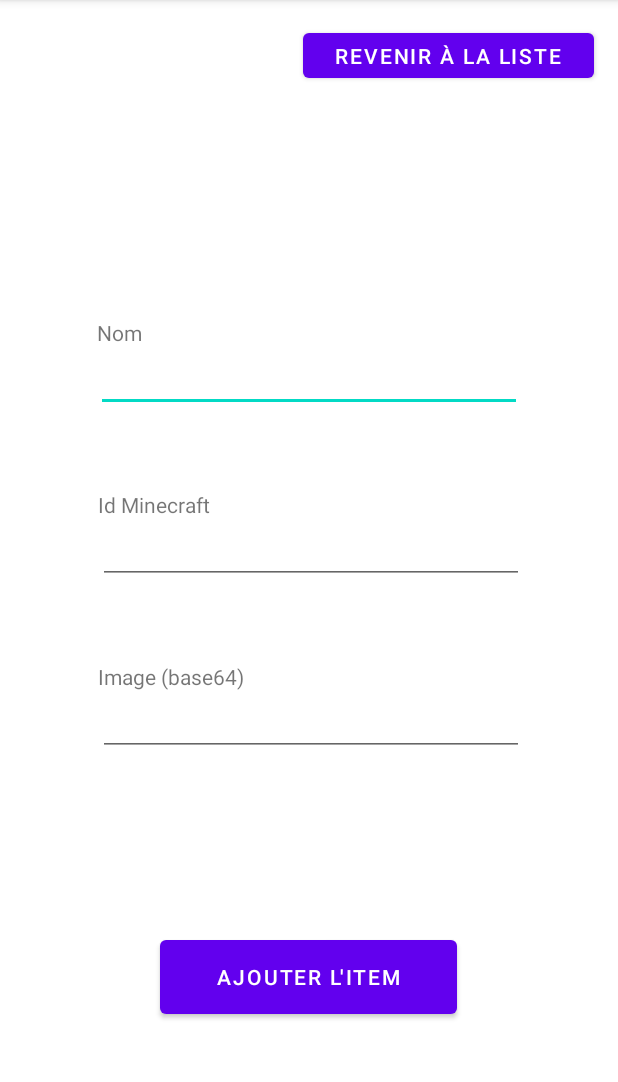
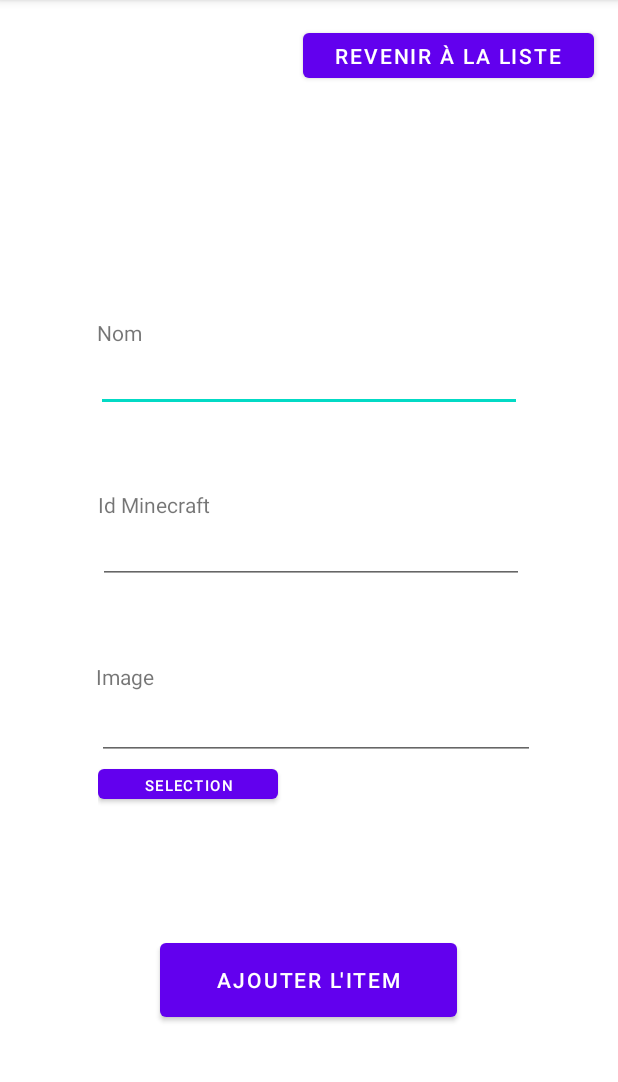
Before and after one commit to 12evangelion12/Midyie_FRONT, an Android app: the ItemCreateActivity screen opened directly, with no data from a screen before it, on a phone screen of 412 x 824 dp, the part 84-1166 px from its top. Run offline under Robolectric (Android 15) with nearby library versions, the phone set to English and light mode, and no system bars; network calls fail; pictures from the network do not load.

Commit message:
Ajout de la possibilité de selectionné directement l'image d'un item depuis l'application

```diff
--- a/app/src/main/AndroidManifest.xml
+++ b/app/src/main/AndroidManifest.xml
@@ -9,7 +9,7 @@
         android:allowBackup="true"
         android:dataExtractionRules="@xml/data_extraction_rules"
         android:fullBackupContent="@xml/backup_rules"
-        android:icon="@mipmap/ic_launcher"
+        android:icon="@mipmap/ic_application_icon"
         android:label="@string/app_name"
         android:networkSecurityConfig="@xml/network_security_config"
         android:supportsRtl="true"
--- a/app/src/main/java/fr/tom/midyie/ItemsList/ItemListFragment.java
+++ b/app/src/main/java/fr/tom/midyie/ItemsList/ItemListFragment.java
@@ -87,8 +87,4 @@ public class ItemListFragment extends Fragment {
             itemAdapter.setFilteredList(filteredList);
         }
     }
-
-    private void init() {
-
-    }
 }
--- a/app/src/main/java/fr/tom/midyie/LoginActivity.java
+++ b/app/src/main/java/fr/tom/midyie/LoginActivity.java
@@ -63,11 +63,7 @@ public class LoginActivity extends AppCompatActivity {
                         }
                     },
                     error -> {
-                        if (error instanceof AuthFailureError) {
-                            Toast.makeText(this, "L'identifiant ou le mot de passe est incorrect !", Toast.LENGTH_SHORT).show();
-                        } else {
-                            System.out.println(error);
-                        }
+                        Toast.makeText(this, "L'identifiant ou le mot de passe est incorrect !", Toast.LENGTH_SHORT).show();
                     }
             );
 
--- a/app/src/main/res/layout/activity_item_create.xml
+++ b/app/src/main/res/layout/activity_item_create.xml
@@ -34,28 +34,16 @@
         app:layout_constraintStart_toStartOf="parent"
         app:layout_constraintTop_toBottomOf="@+id/textView4" />
 
-    <EditText
-        android:id="@+id/add_item_image"
-        android:layout_width="284dp"
-        android:layout_height="43dp"
-        app:layout_constraintEnd_toEndOf="parent"
-        app:layout_constraintHorizontal_bias="0.511"
-        app:layout_constraintStart_toStartOf="parent"
-        app:layout_constraintTop_toBottomOf="@+id/textView5" />
-
     <Button
         android:id="@+id/add_item"
         android:layout_width="198dp"
         android:layout_height="61dp"
-        android:layout_marginTop="90dp"
         android:layout_marginBottom="84dp"
         android:text="Ajouter l'item"
         app:layout_constraintBottom_toBottomOf="parent"
         app:layout_constraintEnd_toEndOf="parent"
         app:layout_constraintHorizontal_bias="0.497"
-        app:layout_constraintStart_toStartOf="parent"
-        app:layout_constraintTop_toBottomOf="@+id/add_item_image"
-        app:layout_constraintVertical_bias="0.922" />
+        app:layout_constraintStart_toStartOf="parent" />
 
     <TextView
         android:id="@+id/textView3"
@@ -84,9 +72,43 @@
         android:layout_width="wrap_content"
         android:layout_height="wrap_content"
         android:layout_marginTop="52dp"
-        android:text="Image (base64)"
+        android:text="Image"
         app:layout_constraintEnd_toEndOf="parent"
-        app:layout_constraintHorizontal_bias="0.208"
+        app:layout_constraintHorizontal_bias="0.172"
         app:layout_constraintStart_toStartOf="parent"
         app:layout_constraintTop_toBottomOf="@+id/add_item_minecraft_id" />
+
+    <androidx.constraintlayout.widget.ConstraintLayout
+        android:id="@+id/linearLayout"
+        android:layout_width="289dp"
+        android:layout_height="84dp"
+        android:layout_marginTop="4dp"
+        android:orientation="vertical"
+        app:layout_constraintBottom_toTopOf="@+id/add_item"
+        app:layout_constraintEnd_toEndOf="parent"
+        app:layout_constraintHorizontal_bias="0.532"
+        app:layout_constraintStart_toStartOf="parent"
+        app:layout_constraintTop_toBottomOf="@+id/textView5"
+        app:layout_constraintVertical_bias="0.0">
+
+        <EditText
+            android:id="@+id/image_path"
+            android:layout_width="292dp"
+            android:layout_height="42dp"
+            app:layout_constraintEnd_toEndOf="parent"
+            app:layout_constraintStart_toStartOf="parent"
+            app:layout_constraintTop_toTopOf="parent" />
+
+        <Button
+            android:id="@+id/image_selection"
+            android:layout_width="120dp"
+            android:layout_height="32dp"
+            android:layout_weight="1"
+            android:text="Selection"
+            android:textSize="10sp"
+            app:layout_constraintEnd_toEndOf="parent"
+            app:layout_constraintHorizontal_bias="0.0"
+            app:layout_constraintStart_toStartOf="parent"
+            app:layout_constraintTop_toBottomOf="@+id/image_path" />
+    </androidx.constraintlayout.widget.ConstraintLayout>
 </androidx.constraintlayout.widget.ConstraintLayout>
```
Also changed, not shown: app/src/main/java/fr/tom/midyie/ItemCreate/ItemCreateActivity.java (+84 -2 lines), app/src/main/res/mipmap-hdpi/ic_application_icon.png (added), app/src/main/res/mipmap-mdpi/ic_application_icon.png (added), app/src/main/res/mipmap-xhdpi/ic_application_icon.png (added), app/src/main/res/mipmap-xxhdpi/ic_application_icon.png (added), app/src/main/res/mipmap-xxxhdpi/ic_application_icon.png (added).
